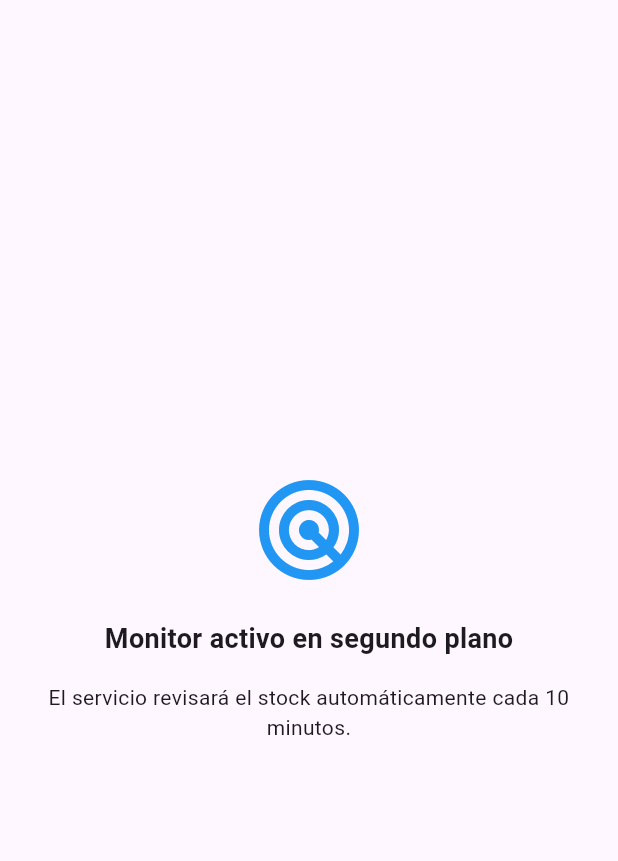
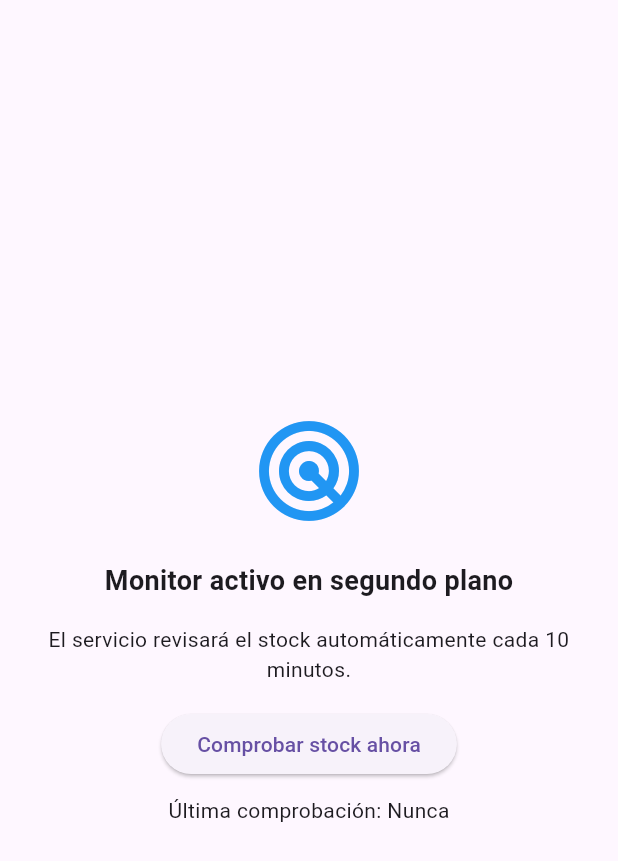
Before and after one commit to daaviddieeguez/Stock_alarm, a Flutter app: the screen it shows after launch, on a phone screen of 412 x 824 dp. Shown: the top 861 px of the screen. Run offline on Flutter 3.47's test engine with Material 3 defaults, Android fonts, the phone set to English and light mode, and no system bars; our stand-ins replace audioplayers, flutter_local_notifications; missing offline and left inert: flutter_background_service, flutter_background_service_android.

Commit message:
Botón home_screen

```diff
--- a/lib/screens/home_screen.dart
+++ b/lib/screens/home_screen.dart
@@ -1,28 +1,117 @@
 import 'package:flutter/material.dart';
+import 'package:http/http.dart' as http;
+import 'package:audioplayers/audioplayers.dart';
+import 'package:flutter_local_notifications/flutter_local_notifications.dart';
 
-class HomeScreen extends StatelessWidget {
+class HomeScreen extends StatefulWidget {
   const HomeScreen({super.key});
 
   @override
+  State<HomeScreen> createState() => _HomeScreenState();
+}
+
+class _HomeScreenState extends State<HomeScreen> {
+  String lastCheck = 'Nunca';
+
+  final FlutterLocalNotificationsPlugin notificationsPlugin =
+      FlutterLocalNotificationsPlugin();
+
+  final List<String> keywords = [
+    "PlayStation 5",
+    "PlayStation 5 Slim",
+    "PlayStation 5 Digital Slim",
+    "Xbox Series S"
+  ];
+
+  @override
+  void initState() {
+    super.initState();
+    _initNotifications();
+  }
+
+  Future<void> _initNotifications() async {
+    const AndroidInitializationSettings androidInit =
+        AndroidInitializationSettings('@mipmap/ic_launcher');
+    const InitializationSettings initSettings =
+        InitializationSettings(android: androidInit);
+    await notificationsPlugin.initialize(initSettings);
+  }
+
+  Future<void> _checkStock() async {
+    const url = "https://www.carrefour.es/gaming"; // Cambia a tu URL
+    try {
+      final response = await http.get(Uri.parse(url));
+      if (response.statusCode == 200) {
+        final html = response.body;
+        for (final word in keywords) {
+          if (html.contains(word)) {
+            await _playAlarm();
+            await _showNotification(word);
+            break;
+          }
+        }
+      }
+      setState(() {
+        lastCheck = DateTime.now().toString();
+      });
+    } catch (e) {
+      setState(() {
+        lastCheck = 'Error al comprobar';
+      });
+    }
+  }
+
+  Future<void> _playAlarm() async {
+    final player = AudioPlayer();
+    await player.play(AssetSource('alarma.mp3'), volume: 1.0);
+  }
+
+  Future<void> _showNotification(String keyword) async {
+    const AndroidNotificationDetails androidDetails =
+        AndroidNotificationDetails(
+      'stock_channel',
+      'Monitor de Stock',
+      channelDescription: 'Notificaciones cuando se detecta stock',
+      importance: Importance.max,
+      priority: Priority.high,
+      playSound: true,
+    );
+    const NotificationDetails details =
+        NotificationDetails(android: androidDetails);
+    await notificationsPlugin.show(
+      0,
+      '🎮 Stock detectado',
+      'Se encontró: $keyword',
+      details,
+    );
+  }
+
+  @override
   Widget build(BuildContext context) {
-    return const Scaffold(
+    return Scaffold(
       body: Center(
         child: Column(
           mainAxisAlignment: MainAxisAlignment.center,
           children: [
-            Icon(Icons.radar, size: 80, color: Colors.blue),
-            SizedBox(height: 20),
-            Text(
+            const Icon(Icons.radar, size: 80, color: Colors.blue),
+            const SizedBox(height: 20),
+            const Text(
               'Monitor activo en segundo plano',
               style: TextStyle(fontSize: 18, fontWeight: FontWeight.bold),
             ),
-            Padding(
+            const Padding(
               padding: EdgeInsets.all(16.0),
               child: Text(
                 'El servicio revisará el stock automáticamente cada 10 minutos.',
                 textAlign: TextAlign.center,
               ),
             ),
+            ElevatedButton(
+              onPressed: _checkStock,
+              child: const Text('Comprobar stock ahora'),
+            ),
+            const SizedBox(height: 10),
+            Text('Última comprobación: $lastCheck'),
           ],
         ),
       ),
```
